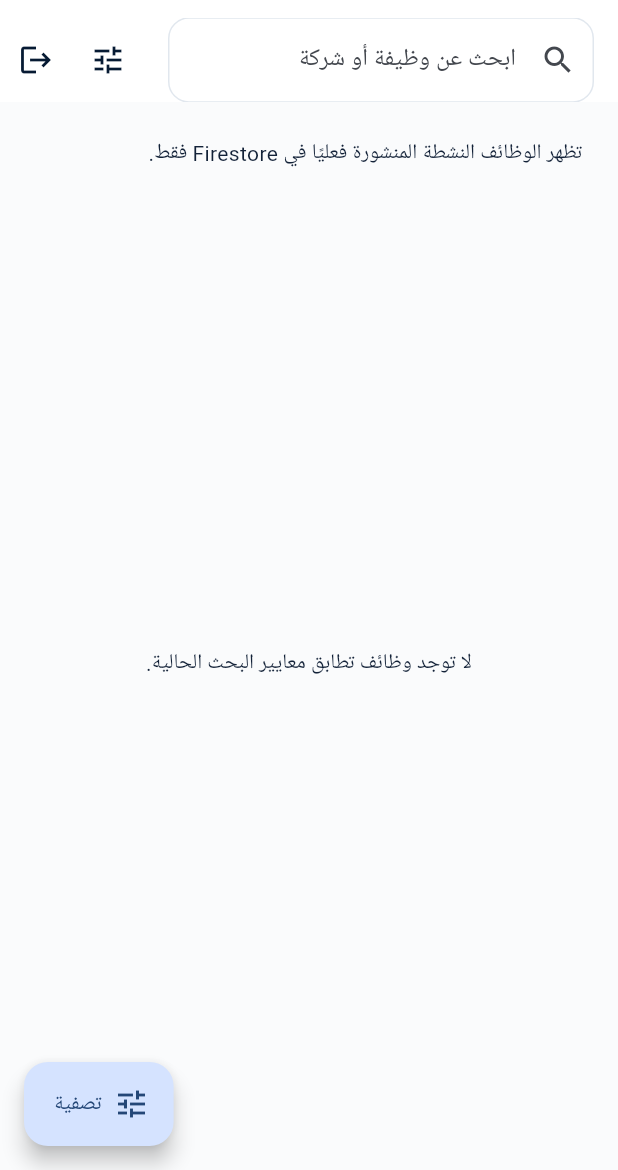
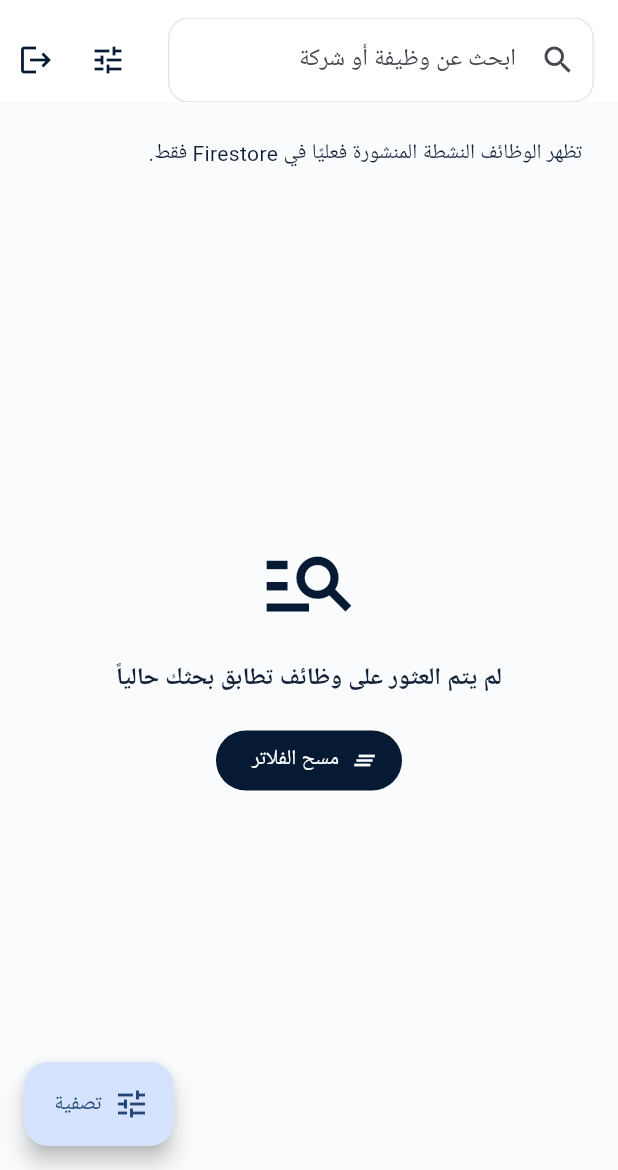
Before and after one commit to redaa4u774201299-crypto/-ys-job-flutter., a Flutter app: the JobsPage screen opened by its route, on a phone screen of 412 x 824 dp, the part 66-1236 px from its top. Run offline on Flutter 3.47's test engine with Material 3 defaults, Android fonts, the light colour scheme and no system bars; our stand-ins replace cloud_firestore, file_picker, firebase_auth, firebase_core, flutter_riverpod, go_router and 1 more; missing offline and left inert: crop_your_image, firebase_performance; accounts and stored records are empty; Roboto replaces fonts that are missing (Cairo).

Commit message:
Improve job search loading and empty states

```diff
--- a/lib/features/jobs/presentation/jobs_providers.dart
+++ b/lib/features/jobs/presentation/jobs_providers.dart
@@ -20,6 +20,10 @@ class PaginatedJobsState {
   final bool isLoadingMore;
   final bool hasMore;
   final Object? error;
+
+  /// حالة تحميل الدفعة الأولى التي تقود واجهة نتائج البحث.
+  /// تبقى منفصلة عن [isLoadingMore] حتى لا تُخفي النتائج أثناء التمرير.
+  bool get isLoading => isLoadingInitial;
 
   PaginatedJobsState copyWith({
     List<JobModel>? jobs,
--- a/lib/features/jobs/presentation/pages/jobs_page.dart
+++ b/lib/features/jobs/presentation/pages/jobs_page.dart
@@ -46,6 +46,13 @@ class _JobsPageState extends ConsumerState<JobsPage> {
   );
 
   void _refresh() => setState(() {});
+
+  void _clearFilters() {
+    FocusScope.of(context).unfocus();
+    _queryController.clear();
+    _locationController.clear();
+    setState(() => _jobType = '');
+  }
 
   @override
   Widget build(BuildContext context) {
@@ -129,11 +136,17 @@ class _JobsPageState extends ConsumerState<JobsPage> {
                               ),
                               const SizedBox(width: 22),
                               Expanded(
-                                child: _PaginatedJobsList(filters: _filters),
+                                child: _PaginatedJobsList(
+                                  filters: _filters,
+                                  onClearFilters: _clearFilters,
+                                ),
                               ),
                             ],
                           )
-                        : _PaginatedJobsList(filters: _filters),
+                        : _PaginatedJobsList(
+                            filters: _filters,
+                            onClearFilters: _clearFilters,
+                          ),
                   ),
                 ],
               ),
@@ -248,8 +261,12 @@ class _FiltersPanel extends StatelessWidget {
 }
 
 class _PaginatedJobsList extends ConsumerStatefulWidget {
-  const _PaginatedJobsList({required this.filters});
+  const _PaginatedJobsList({
+    required this.filters,
+    required this.onClearFilters,
+  });
   final JobFilters filters;
+  final VoidCallback onClearFilters;
 
   @override
   ConsumerState<_PaginatedJobsList> createState() => _PaginatedJobsListState();
@@ -293,8 +310,16 @@ class _PaginatedJobsListState extends ConsumerState<_PaginatedJobsList> {
     final jobsState = ref.watch(paginatedJobsProvider(widget.filters));
     final controller = ref.read(paginatedJobsProvider(widget.filters).notifier);
 
-    if (jobsState.isLoadingInitial) {
-      return const Center(child: CircularProgressIndicator());
+    final bool isLoading = jobsState.isLoading;
+    if (isLoading) {
+      return Center(
+        child: Semantics(
+          label: 'جارٍ تحميل الوظائف',
+          child: CircularProgressIndicator(
+            color: Theme.of(context).colorScheme.primary,
+          ),
+        ),
+      );
     }
     if (jobsState.error != null && jobsState.jobs.isEmpty) {
       return Center(
@@ -305,9 +330,7 @@ class _PaginatedJobsListState extends ConsumerState<_PaginatedJobsList> {
       );
     }
     if (jobsState.jobs.isEmpty) {
-      return const Center(
-        child: Text('لا توجد وظائف تطابق معايير البحث الحالية.'),
-      );
+      return _EmptySearchResults(onClearFilters: widget.onClearFilters);
     }
 
     final footerCount = jobsState.isLoadingMore || jobsState.error != null
@@ -320,9 +343,13 @@ class _PaginatedJobsListState extends ConsumerState<_PaginatedJobsList> {
       itemBuilder: (context, index) {
         if (index == jobsState.jobs.length) {
           if (jobsState.isLoadingMore) {
-            return const Padding(
-              padding: EdgeInsets.all(16),
-              child: Center(child: CircularProgressIndicator()),
+            return Padding(
+              padding: const EdgeInsets.all(16),
+              child: Center(
+                child: CircularProgressIndicator(
+                  color: Theme.of(context).colorScheme.primary,
+                ),
+              ),
             );
           }
           return Center(
@@ -341,3 +368,45 @@ class _PaginatedJobsListState extends ConsumerState<_PaginatedJobsList> {
     );
   }
 }
+
+class _EmptySearchResults extends StatelessWidget {
+  const _EmptySearchResults({required this.onClearFilters});
+
+  final VoidCallback onClearFilters;
+
+  @override
+  Widget build(BuildContext context) {
+    final colors = Theme.of(context).colorScheme;
+    return Center(
+      child: ConstrainedBox(
+        constraints: const BoxConstraints(maxWidth: 420),
+        child: Padding(
+          padding: const EdgeInsets.all(24),
+          child: Column(
+            mainAxisSize: MainAxisSize.min,
+            children: [
+              Icon(
+                Icons.manage_search_outlined,
+                size: 68,
+                color: colors.primary,
+              ),
+              const SizedBox(height: 18),
+              Text(
+                'لم يتم العثور على وظائف تطابق بحثك حالياً',
+                textAlign: TextAlign.center,
+                style: Theme.of(context).textTheme.titleMedium
+                    ?.copyWith(fontWeight: FontWeight.w800),
+              ),
+              const SizedBox(height: 18),
+              FilledButton.icon(
+                onPressed: onClearFilters,
+                icon: const Icon(Icons.clear_all_outlined),
+                label: const Text('مسح الفلاتر'),
+              ),
+            ],
+          ),
+        ),
+      ),
+    );
+  }
+}
```
Also changed, not shown: 2 other files.
